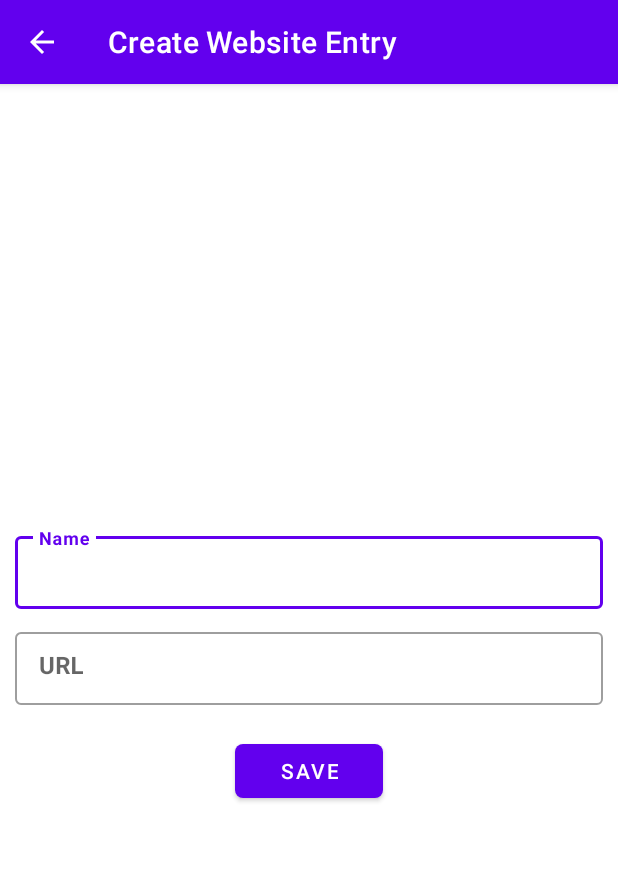
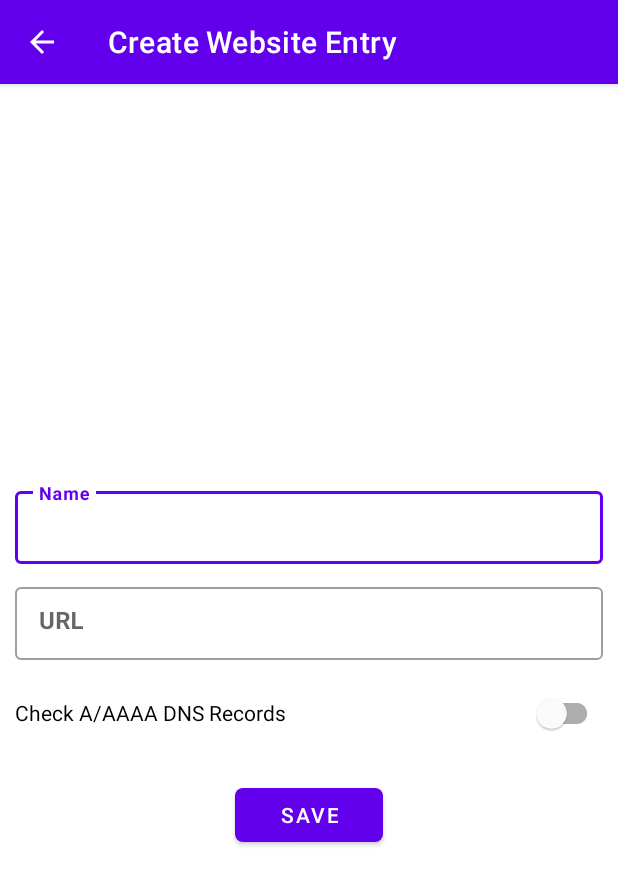
Before and after one commit to theAkito/webmon, an Android app: the CreateEntryActivity screen opened directly, with no data from a screen before it, on a phone screen of 412 x 824 dp. Shown: the top 885 px of the screen. Run offline under Robolectric (Android 15) with nearby library versions, the phone set to English and light mode, and no system bars.

Commit message:
Add Edit WebsiteEntry Switch to enable A/AAAA DNS Record Lookup

```diff
--- a/app/src/main/res/layout/activity_create_entry.xml
+++ b/app/src/main/res/layout/activity_create_entry.xml
@@ -1,5 +1,6 @@
 <?xml version="1.0" encoding="utf-8"?>
 <androidx.coordinatorlayout.widget.CoordinatorLayout xmlns:android="http://schemas.android.com/apk/res/android"
+    xmlns:tools="http://schemas.android.com/tools"
     android:layout_width="match_parent"
     android:layout_height="match_parent"
     xmlns:app="http://schemas.android.com/apk/res-auto">
@@ -22,35 +23,43 @@
                 android:id="@+id/editName"
                 android:layout_width="match_parent"
                 android:layout_height="wrap_content"
+                android:autofillHints="@string/name"
                 android:gravity="start"
                 android:hint="@string/name"
+                android:inputType="textCapSentences"
                 android:singleLine="true"
-                android:autofillHints="@string/name"
-                android:inputType="textCapSentences"
-                android:textStyle="bold" />
+                android:textStyle="bold"
+                tools:ignore="SpeakableTextPresentCheck" />
 
         </com.google.android.material.textfield.TextInputLayout>
 
         <com.google.android.material.textfield.TextInputLayout
             android:id="@+id/inputUrl"
+            style="@style/Widget.MaterialComponents.TextInputLayout.OutlinedBox.Dense"
             android:layout_width="match_parent"
-            android:layout_marginTop="10dp"
-            style="@style/Widget.MaterialComponents.TextInputLayout.OutlinedBox.Dense"
-            android:layout_height="wrap_content">
+            android:layout_height="65dp"
+            android:layout_marginTop="10dp">
 
             <EditText
                 android:id="@+id/editUrl"
                 android:layout_width="match_parent"
                 android:layout_height="wrap_content"
+                android:autofillHints="@string/name"
                 android:gravity="start"
                 android:hint="@string/url"
+                android:inputType="textUri"
                 android:singleLine="true"
-                android:autofillHints="@string/name"
-                android:inputType="textUri"
-                android:textStyle="bold" />
+                android:textStyle="bold"
+                tools:ignore="SpeakableTextPresentCheck" />
 
         </com.google.android.material.textfield.TextInputLayout>
 
+
+        <com.google.android.material.switchmaterial.SwitchMaterial
+            android:id="@+id/checkDNSRecords"
+            android:layout_width="match_parent"
+            android:layout_height="48dp"
+            android:text="@string/check_a_aaaa_dns_records" />
 
         <com.google.android.material.button.MaterialButton
             android:id="@+id/btnSave"
--- a/app/src/main/res/values/strings.xml
+++ b/app/src/main/res/values/strings.xml
@@ -59,4 +59,5 @@
     <string name="action_refresh_title">Refresh</string>
     <string name="backup">Backup</string>
     <string name="restore">Restore</string>
+    <string name="check_a_aaaa_dns_records">Check A/AAAA DNS Records</string>
 </resources>
```
Also changed, not shown: app/src/main/kotlin/ooo/akito/webmon/net/dns/DNS.kt (line endings or trailing spaces).
